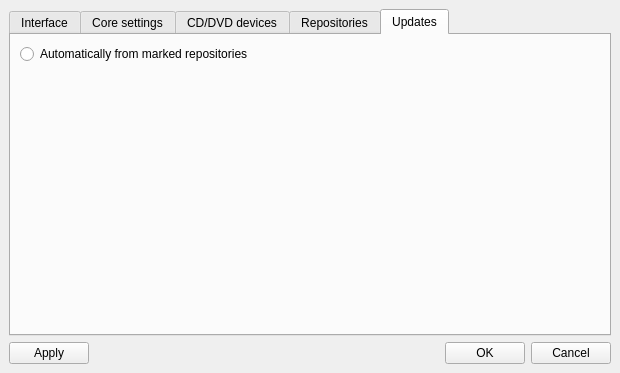
Old version of the form mpkg/manager/preferencesbox.ui in the repository BackupTheBerlios/mops.
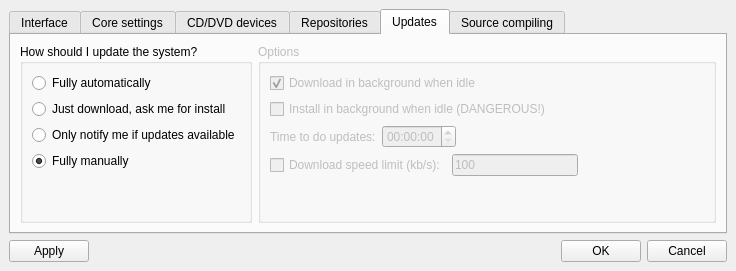
New version of the form. The open tabs and pages were chosen to show the change.

Commit message: Added some parameters in preferences box. Now it is almost full. TODO: More repository options, more interface options

Diff of the .ui file:
```diff
--- a/mpkg/manager/preferencesbox.ui
+++ b/mpkg/manager/preferencesbox.ui
@@ -5,8 +5,8 @@
    <rect>
     <x>0</x>
     <y>0</y>
-    <width>620</width>
-    <height>373</height>
+    <width>736</width>
+    <height>271</height>
    </rect>
   </property>
   <property name="windowTitle" >
@@ -457,43 +457,261 @@
       <attribute name="title" >
        <string>Updates</string>
       </attribute>
-      <layout class="QGridLayout" >
+      <layout class="QHBoxLayout" >
        <property name="margin" >
         <number>9</number>
        </property>
        <property name="spacing" >
         <number>6</number>
        </property>
-       <item row="0" column="1" >
-        <spacer>
-         <property name="orientation" >
-          <enum>Qt::Horizontal</enum>
+       <item>
+        <widget class="QGroupBox" name="groupBox" >
+         <property name="title" >
+          <string>How should I update the system?</string>
          </property>
-         <property name="sizeHint" >
-          <size>
-           <width>40</width>
-           <height>20</height>
-          </size>
-         </property>
-        </spacer>
+         <layout class="QVBoxLayout" >
+          <property name="margin" >
+           <number>9</number>
+          </property>
+          <property name="spacing" >
+           <number>6</number>
+          </property>
+          <item>
+           <widget class="QRadioButton" name="radioButton" >
+            <property name="text" >
+             <string>Fully automatically</string>
+            </property>
+           </widget>
+          </item>
+          <item>
+           <widget class="QRadioButton" name="radioButton_2" >
+            <property name="text" >
+             <string>Just download, ask me for install</string>
+            </property>
+           </widget>
+          </item>
+          <item>
+           <widget class="QRadioButton" name="radioButton_3" >
+            <property name="text" >
+             <string>Only notify me if updates available</string>
+            </property>
+           </widget>
+          </item>
+          <item>
+           <widget class="QRadioButton" name="radioButton_4" >
+            <property name="text" >
+             <string>Fully manually</string>
+            </property>
+            <property name="checked" >
+             <bool>true</bool>
+            </property>
+           </widget>
+          </item>
+          <item>
+           <spacer>
+            <property name="orientation" >
+             <enum>Qt::Vertical</enum>
+            </property>
+            <property name="sizeHint" >
+             <size>
+              <width>20</width>
+              <height>40</height>
+             </size>
+            </property>
+           </spacer>
+          </item>
+         </layout>
+        </widget>
        </item>
-       <item row="1" column="0" >
-        <spacer>
-         <property name="orientation" >
-          <enum>Qt::Vertical</enum>
+       <item>
+        <widget class="QGroupBox" name="groupBox_2" >
+         <property name="enabled" >
+          <bool>false</bool>
          </property>
-         <property name="sizeHint" >
-          <size>
-           <width>20</width>
-           <height>40</height>
-          </size>
+         <property name="title" >
+          <string>Options</string>
          </property>
-        </spacer>
+         <layout class="QVBoxLayout" >
+          <property name="margin" >
+           <number>9</number>
+          </property>
+          <property name="spacing" >
+           <number>6</number>
+          </property>
+          <item>
+           <layout class="QHBoxLayout" >
+            <property name="margin" >
+             <number>0</number>
+            </property>
+            <property name="spacing" >
+             <number>6</number>
+            </property>
+            <item>
+             <widget class="QCheckBox" name="checkBox_5" >
+              <property name="text" >
+               <string>Download in background when idle</string>
+              </property>
+              <property name="checked" >
+               <bool>true</bool>
+              </property>
+             </widget>
+            </item>
+            <item>
+             <spacer>
+              <property name="orientation" >
+               <enum>Qt::Horizontal</enum>
+              </property>
+              <property name="sizeHint" >
+               <size>
+                <width>40</width>
+                <height>20</height>
+               </size>
+              </property>
+             </spacer>
+            </item>
+           </layout>
+          </item>
+          <item>
+           <layout class="QHBoxLayout" >
+            <property name="margin" >
+             <number>0</number>
+            </property>
+            <property name="spacing" >
+             <number>6</number>
+            </property>
+            <item>
+             <widget class="QCheckBox" name="checkBox_6" >
+              <property name="text" >
+               <string>Install in background when idle (DANGEROUS!)</string>
+              </property>
+             </widget>
+            </item>
+            <item>
+             <spacer>
+              <property name="orientation" >
+               <enum>Qt::Horizontal</enum>
+              </property>
+              <property name="sizeHint" >
+               <size>
+                <width>40</width>
+                <height>20</height>
+               </size>
+              </property>
+             </spacer>
+            </item>
+           </layout>
+          </item>
+          <item>
+           <layout class="QHBoxLayout" >
+            <property name="margin" >
+             <number>0</number>
+            </property>
+            <property name="spacing" >
+             <number>6</number>
+            </property>
+            <item>
+             <widget class="QLabel" name="label_10" >
+              <property name="text" >
+               <string>Time to do updates:</string>
+              </property>
+             </widget>
+            </item>
+            <item>
+             <widget class="QTimeEdit" name="timeEdit" />
+            </item>
+            <item>
+             <spacer>
+              <property name="orientation" >
+               <enum>Qt::Horizontal</enum>
+              </property>
+              <property name="sizeHint" >
+               <size>
+                <width>40</width>
+                <height>20</height>
+               </size>
+              </property>
+             </spacer>
+            </item>
+           </layout>
+          </item>
+          <item>
+           <layout class="QHBoxLayout" >
+            <property name="margin" >
+             <number>0</number>
+            </property>
+            <property name="spacing" >
+             <number>6</number>
+            </property>
+            <item>
+             <widget class="QCheckBox" name="checkBox_7" >
+              <property name="text" >
+               <string>Download speed limit (kb/s):</string>
+              </property>
+             </widget>
+            </item>
+            <item>
+             <widget class="QLineEdit" name="lineEdit_2" >
+              <property name="enabled" >
+               <bool>false</bool>
+              </property>
+              <property name="text" >
+               <string>100</string>
+              </property>
+             </widget>
+            </item>
+            <item>
+             <spacer>
+              <property name="orientation" >
+               <enum>Qt::Horizontal</enum>
+              </property>
+              <property name="sizeHint" >
+               <size>
+                <width>40</width>
+                <height>20</height>
+               </size>
+              </property>
+             </spacer>
+            </item>
+           </layout>
+          </item>
+          <item>
+           <spacer>
+            <property name="orientation" >
+             <enum>Qt::Vertical</enum>
+            </property>
+            <property name="sizeHint" >
+             <size>
+              <width>20</width>
+              <height>40</height>
+             </size>
+            </property>
+           </spacer>
+          </item>
+         </layout>
+        </widget>
        </item>
-       <item row="0" column="0" >
-        <widget class="QRadioButton" name="radioButton" >
+      </layout>
+     </widget>
+     <widget class="QWidget" name="tab_5" >
+      <attribute name="title" >
+       <string>Source compiling</string>
+      </attribute>
+      <layout class="QVBoxLayout" >
+       <property name="margin" >
+        <number>9</number>
+       </property>
+       <property name="spacing" >
+        <number>6</number>
+       </property>
+       <item>
+        <widget class="QLabel" name="label_7" >
          <property name="text" >
-          <string>Automatically from marked repositories</string>
+          <string>Generic compilation parameters
+
+Because of ability to install packages using compilation from sources, we need to get information about your hardware for proper optimization. In most cases, it is autodetected well, but you can customize this.</string>
+         </property>
+         <property name="wordWrap" >
+          <bool>true</bool>
          </property>
         </widget>
        </item>
```
Left out of the diff: 259 changed lines with no effect on the pictures.
